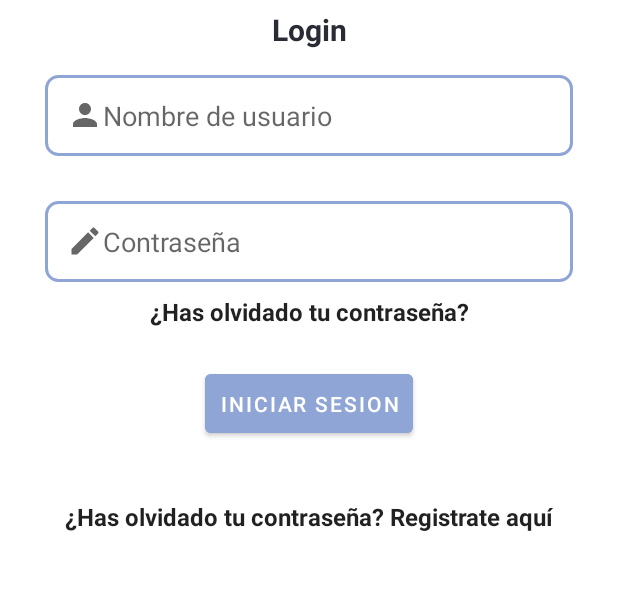
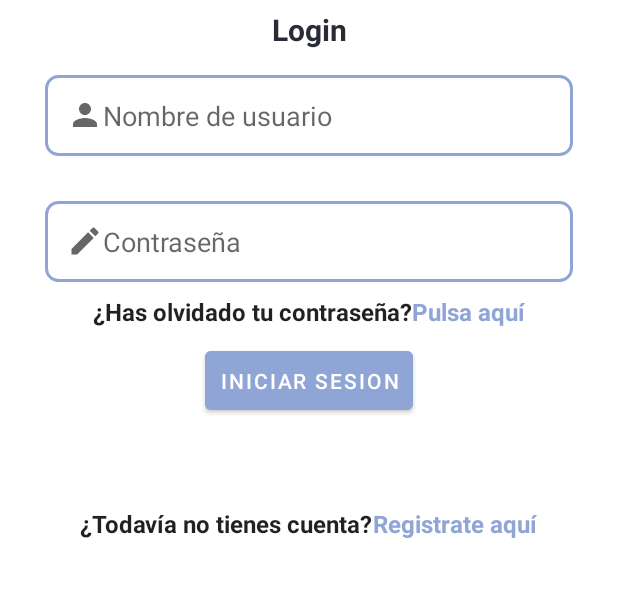
Before and after one commit to BelindaCev/AdoptaUnaMascotaNewFrontEnd, an Android app: the layout activity_login.xml on its own in the app's theme, with its tools: preview values and no code run, on a phone screen of 412 x 824 dp, the part 434-1031 px from its top. Run offline under Robolectric (Android 15) with nearby library versions, the phone set to English and light mode, and no system bars.

Commit message:
Elimnado un error de la pantalla Login, terminada

```diff
--- a/app/src/main/res/layout/activity_login.xml
+++ b/app/src/main/res/layout/activity_login.xml
@@ -54,16 +54,35 @@
             android:inputType="textPassword"
             android:drawableStart="@drawable/baseline_edit_24"/>
 
+        <LinearLayout
+            android:layout_width="match_parent"
+            android:layout_height="wrap_content"
+            android:orientation="horizontal"
+            android:gravity="center_horizontal">
+
             <TextView
-            android:layout_width="match_parent"
+                android:layout_width="wrap_content"
                 android:layout_height="40dp"
                 android:text="@string/recordar_password"
                 android:textStyle="bold"
                 android:textSize="16sp"
                 android:gravity="center"
                 android:layout_gravity="center"
-            android:layout_marginBottom="15dp"
                 style="@style/LinkText"/>
+
+            <TextView
+                android:layout_width="wrap_content"
+                android:layout_height="wrap_content"
+                android:text="@string/pulsa_aqui"
+                android:textColorLink="@color/azul_claro"
+                android:textColor="@color/azul_oscuro"
+                android:textStyle="bold"
+                android:textSize="16sp"
+                android:layout_gravity="center"
+                android:layout_marginTop="0dp"/>
+            <!--android:onClick="redirectToAnotherScreen"-->
+        </LinearLayout>
+
 
         <Button
             android:layout_width="wrap_content"
@@ -74,17 +93,38 @@
             android:backgroundTint="@color/azul_oscuro"
             />
 
+        <LinearLayout
+            android:layout_width="match_parent"
+            android:layout_height="wrap_content"
+            android:orientation="horizontal"
+            android:gravity="center_horizontal"
+            android:layout_marginTop="50dp">
 
             <TextView
-            android:layout_width="match_parent"
+                android:layout_width="wrap_content"
                 android:layout_height="40dp"
                 android:text="@string/registrate"
                 android:textStyle="bold"
                 android:textSize="16sp"
                 android:gravity="center"
                 android:layout_gravity="center"
-            android:layout_marginTop="30dp"
                 style="@style/LinkText"/>
+
+            <TextView
+                android:layout_width="wrap_content"
+                android:layout_height="wrap_content"
+                android:text="@string/registrate_aqui"
+                android:textColorLink="@color/azul_claro"
+                android:textColor="@color/azul_oscuro"
+                android:textStyle="bold"
+                android:textSize="16sp"
+                android:layout_gravity="center"
+                android:layout_marginTop="0dp"/>
+            <!--android:onClick="redirectToAnotherScreen"-->
+
+        </LinearLayout>
+
+
 
 
 
--- a/app/src/main/res/values/strings.xml
+++ b/app/src/main/res/values/strings.xml
@@ -5,5 +5,7 @@
     <string name="password">Contraseña</string>
     <string name="recordar_password">¿Has olvidado tu contraseña?</string>
     <string name="iniciar_sesion">INICIAR SESION</string>
-    <string name="registrate">¿Has olvidado tu contraseña? Registrate aquí</string>
+    <string name="registrate">¿Todavía no tienes cuenta?</string>
+    <string name="pulsa_aqui"> Pulsa aquí</string>
+    <string name="registrate_aqui"> Registrate aquí</string>
 </resources>
```
Lines whose indentation alone changed are shown as unchanged.
